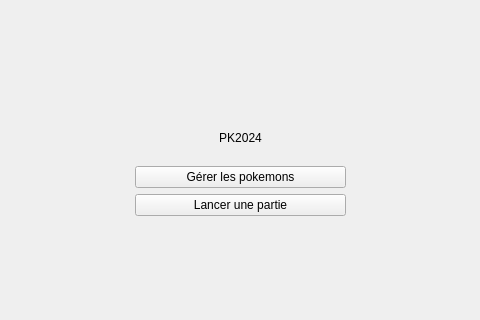
This is home.ui in Maethik/PK2024_Matheo_GUILBERT as Qt 5 draws it before an edit; both pictures show x 155 to 635 and y 115 to 435 of the 811 by 593 pixel window. The edited form follows.
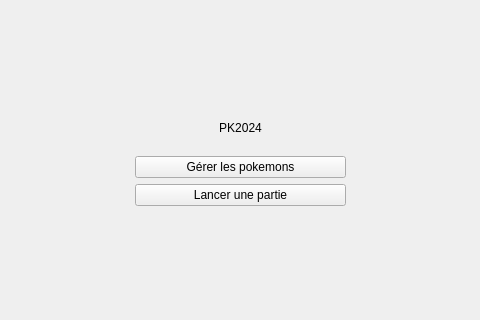
This is the edited form.

```diff
--- a/home.ui
+++ b/home.ui
@@ -13,21 +13,11 @@
   <property name="windowTitle">
    <string>Form</string>
   </property>
-  <widget class="QStackedWidget" name="stackedWidget">
-   <property name="geometry">
-    <rect>
-     <x>10</x>
-     <y>0</y>
-     <width>791</width>
-     <height>591</height>
-    </rect>
-   </property>
-   <widget class="QWidget" name="page">
     <widget class="QWidget" name="verticalLayoutWidget">
      <property name="geometry">
       <rect>
-       <x>280</x>
-       <y>230</y>
+     <x>290</x>
+     <y>220</y>
        <width>211</width>
        <height>101</height>
       </rect>
@@ -63,9 +53,6 @@
      </layout>
     </widget>
    </widget>
-   <widget class="QWidget" name="page_2"/>
-  </widget>
- </widget>
  <resources/>
  <connections>
   <connection>
```
Left out of the diff: 19 changed lines with no effect on the pictures. Lines whose indentation alone changed are shown as unchanged.
